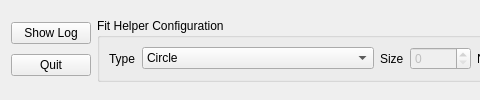
First picture: the form in geoAssembler/widgets/editor/fit_object.ui, repository European-XFEL/geoAssembler, before the edit; both pictures show x 0 to 480 and y 0 to 100 of the 1026 by 100 pixel window.
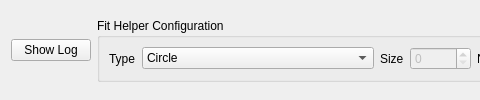
Second picture: the form after the edit.

Commit message: Remove quit button

```diff
--- a/geoAssembler/widgets/editor/fit_object.ui
+++ b/geoAssembler/widgets/editor/fit_object.ui
@@ -34,16 +34,6 @@
          </property>
         </widget>
        </item>
-       <item>
-        <widget class="QPushButton" name="bt_quit">
-         <property name="toolTip">
-          <string>&lt;html&gt;&lt;head/&gt;&lt;body&gt;&lt;p&gt;Exit the Application&lt;/p&gt;&lt;/body&gt;&lt;/html&gt;</string>
-         </property>
-         <property name="text">
-          <string>Quit</string>
-         </property>
-        </widget>
-       </item>
       </layout>
      </item>
      <item>
```
The commit also changes 4 other files.
